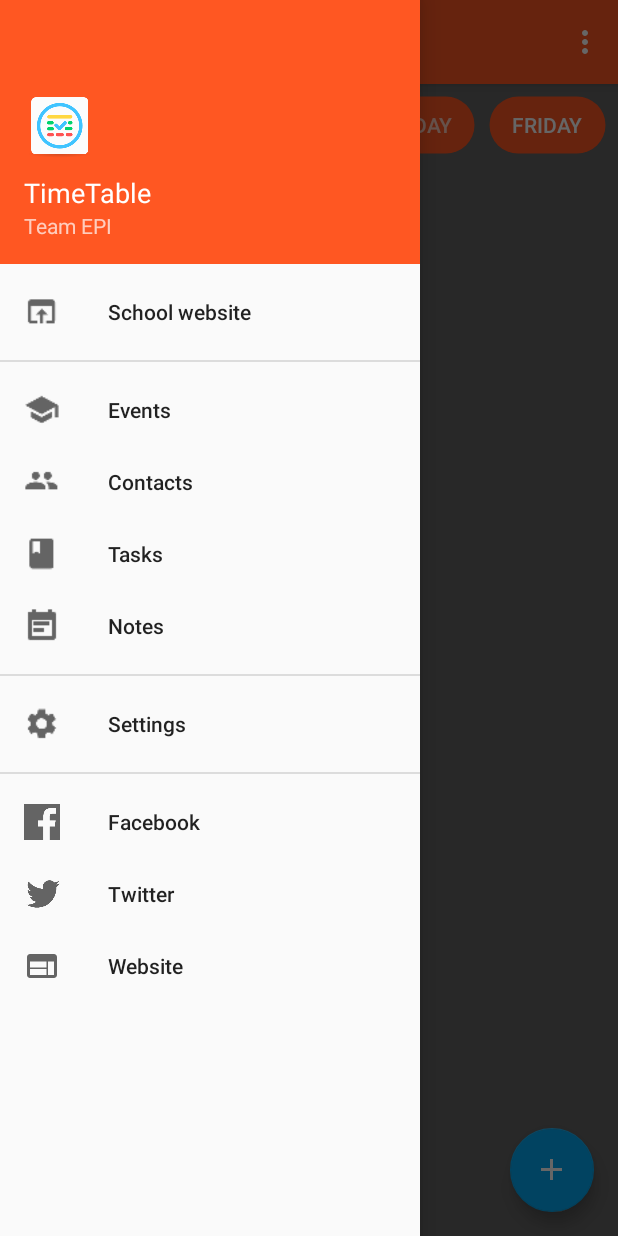
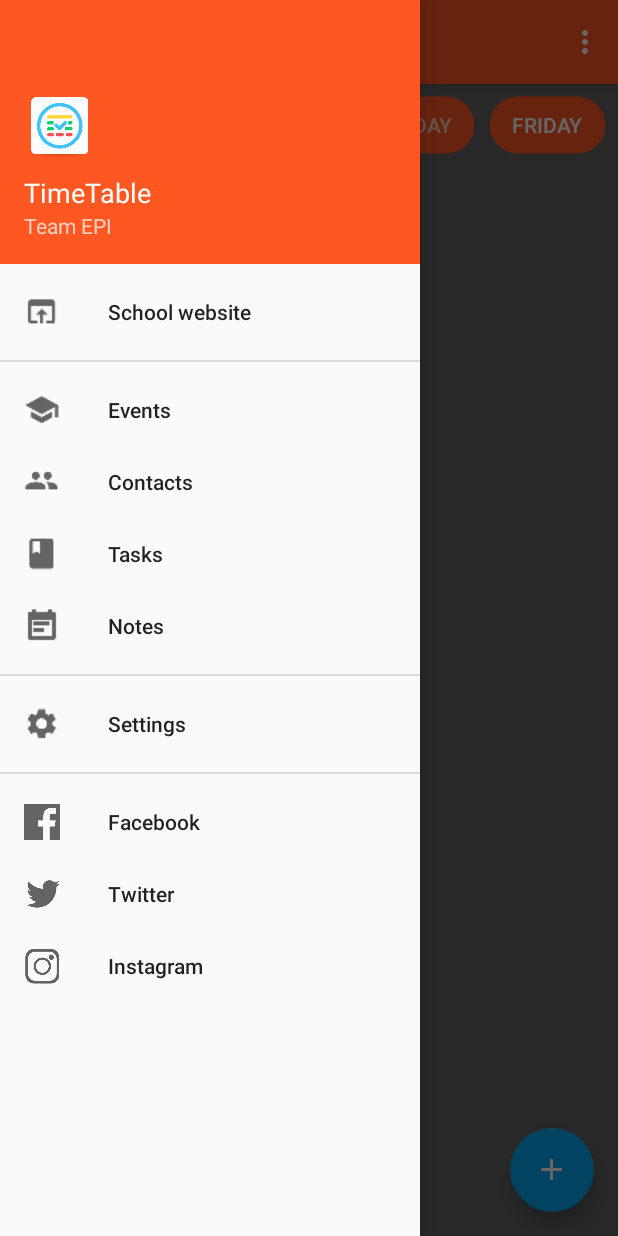
Before and after one commit to diainj/TimeTableProject, an Android app: the screen it shows after launch (MainActivity), with the side drawer open, on a phone screen of 412 x 824 dp. Run offline under Robolectric (Android 15) with nearby library versions, the phone set to English and light mode, and no system bars; libraries missing offline, so code that uses them is left out: org.xdty.preference; Roboto replaces fonts that are not available here.

Commit message:
Merge branch 'master' of https://github.com/hoiyeelee/TimeTableProject into Pat
 Conflicts:
	.gradle/6.1.1/executionHistory/executionHistory.bin
	.gradle/6.1.1/executionHistory/executionHistory.lock
                       	.gradle/6.1.1/fileHashes/fileHashes.bin
                       	.gradle/6.1.1/fileHashes/fileHashes.lock
                       	.gradle/6.1.1/fileHashes/resourceHashesCache.bin
                       	.gradle/6.1.1/javaCompile/classAnalysis.bin
                       	.gradle/6.1.1/javaCompile/jarAnalysis.bin
                       	.gradle/6.1.1/javaCompile/javaCompile.lock
                       	.gradle/6.1.1/javaCompile/taskHistory.bin
                       	.gradle/buildOutputCleanup/buildOutputCleanup.lock
                       	.idea/modules/app/app.iml
                       	.idea/workspace.xml

```diff
--- a/app/src/main/java/com/ulan/timetable/activities/MainActivity.java
+++ b/app/src/main/java/com/ulan/timetable/activities/MainActivity.java
@@ -207,7 +207,7 @@ public class MainActivity extends AppCompatActivity implements NavigationView.On
             case R.id.twitter:
                     openUrlInChromeCustomTab(getApplicationContext(), "www.twitter.com");
             case R.id.otherwebsite:
-                    openUrlInChromeCustomTab(getApplicationContext(), "www.google.com");
+                    openUrlInChromeCustomTab(getApplicationContext(), "www.instagram.com");
             default:
                 DrawerLayout drawer = findViewById(R.id.drawer_layout);
                 drawer.closeDrawer(GravityCompat.START);
--- a/app/src/main/res/menu/activity_main_drawer.xml
+++ b/app/src/main/res/menu/activity_main_drawer.xml
@@ -57,6 +57,6 @@
         <item
             android:id="@+id/otherwebsite"
             android:title="@string/otherwebsite"
-            android:icon="@drawable/website_foreground" />
+            android:icon="@mipmap/instagram_foreground" />
 
 </menu>
--- /dev/null
+++ b/app/src/main/res/values/instagram_background.xml
@@ -0,0 +1,4 @@
+<?xml version="1.0" encoding="utf-8"?>
+<resources>
+    <color name="instagram_background">#3DDC84</color>
+</resources>
--- a/app/src/main/res/values/strings.xml
+++ b/app/src/main/res/values/strings.xml
@@ -32,7 +32,7 @@
 
     <string name="facebook">Facebook</string>
     <string name="twitter">Twitter</string>
-    <string name="otherwebsite">Website</string>
+    <string name="otherwebsite">Instagram</string>
 
     <string name="add_subject">Add subject</string>
     <string name="edit_subject">Edit subject</string>
```
Also changed, not shown: app/src/main/instagram-playstore.png (added), app/src/main/res/mipmap-hdpi/instagram_foreground.png (added), app/src/main/res/mipmap-mdpi/instagram_foreground.png (added), app/src/main/res/mipmap-xhdpi/instagram_foreground.png (added), app/src/main/res/mipmap-xxhdpi/instagram_foreground.png (added), app/src/main/res/mipmap-xxxhdpi/instagram_foreground.png (added).
